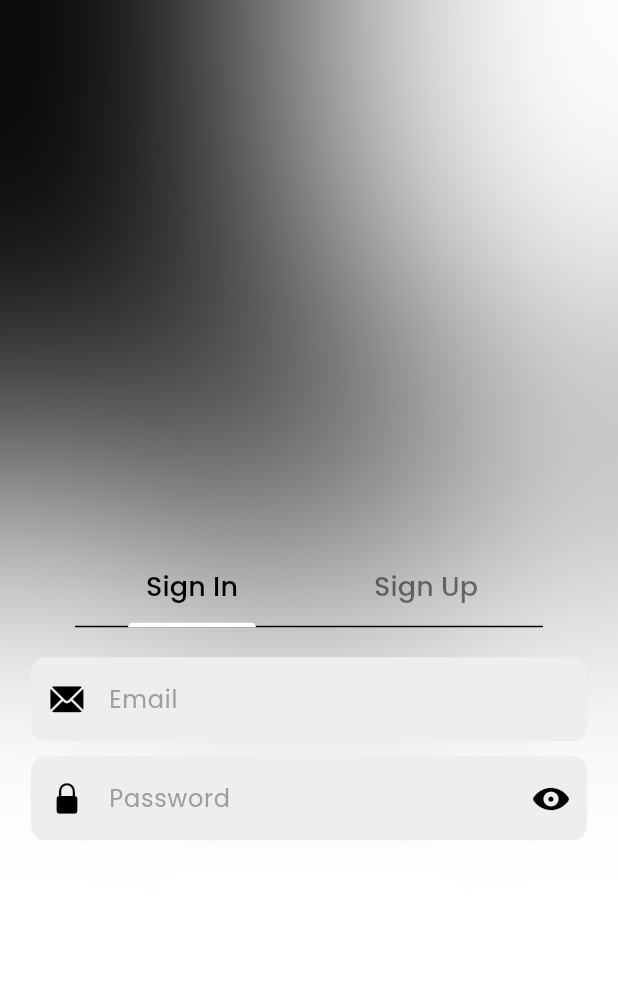
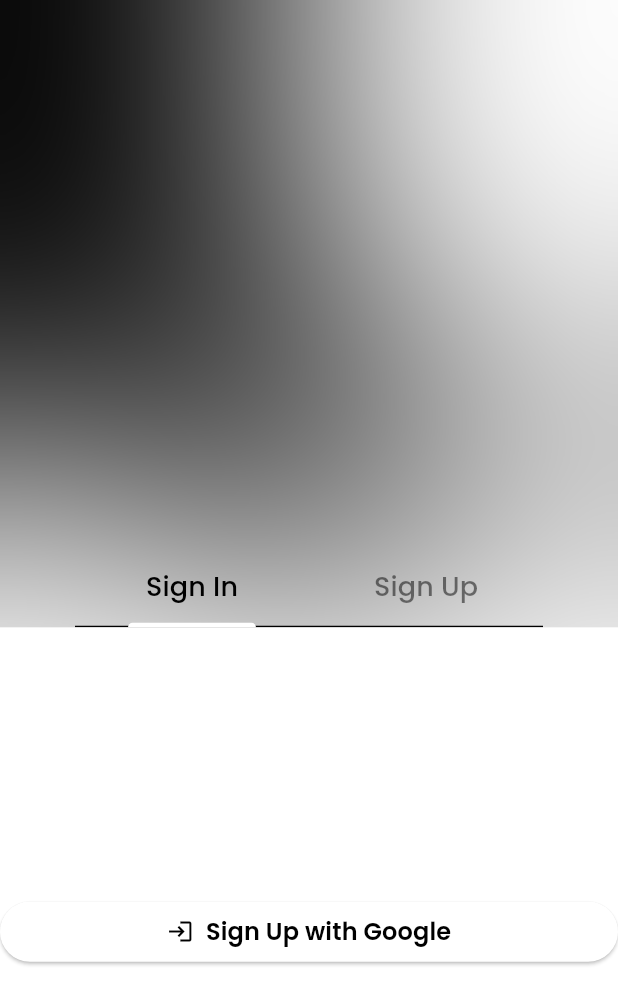
Before and after one commit to Pavel401/NomAI-App, a Flutter app: the WelcomeScreen screen opened directly, on a phone screen of 412 x 824 dp. Shown: the top 1005 px of the screen. Run offline on Flutter 3.47's test engine with Material 3 defaults, Android fonts, the phone set to English and light mode, and no system bars; our stand-ins replace bloc, cloud_firestore, equatable, firebase_auth, firebase_core, flutter_bloc and 6 more; accounts and stored records are empty; statements that could not run were skipped.

Commit message:
Refactor authentication flow to use UserModel and enhance Google Sign-In handling

```diff
--- a/lib/app/models/Auth/user_repo.dart
+++ b/lib/app/models/Auth/user_repo.dart
@@ -4,13 +4,13 @@ import 'package:turfit/app/models/Auth/user.dart';
 abstract class UserRepository {
   Stream<User?> get user;
 
-  Future<MyUser> signUp(MyUser myUser, String password);
+  Future<UserModel> signUp(UserModel myUser, String password);
 
-  Future<void> setUserData(MyUser user);
+  Future<void> setUserData(UserModel user);
 
   Future<void> signIn(String email, String password);
 
   Future<void> logOut();
 
-  Future<void> signInWithGoogle();
+  Future<UserModel> signInWithGoogle();
 }
--- a/lib/app/modules/Auth/blocs/authentication_bloc/authentication_event.dart
+++ b/lib/app/modules/Auth/blocs/authentication_bloc/authentication_event.dart
@@ -12,5 +12,3 @@ class AuthenticationUserChanged extends AuthenticationEvent {
 
   const AuthenticationUserChanged(this.user);
 }
-
-class GoogleSignInRequested extends AuthenticationEvent {}
--- a/lib/app/modules/Auth/blocs/sign_in_bloc/sign_in_event.dart
+++ b/lib/app/modules/Auth/blocs/sign_in_bloc/sign_in_event.dart
@@ -7,14 +7,19 @@ sealed class SignInEvent extends Equatable {
   List<Object> get props => [];
 }
 
-class SignInRequired extends SignInEvent{
-	final String email;
-	final String password;
+class SignInRequired extends SignInEvent {
+  final String email;
+  final String password;
 
-	const SignInRequired(this.email, this.password);
+  const SignInRequired(this.email, this.password);
 }
 
-class SignOutRequired extends SignInEvent{
+class SignOutRequired extends SignInEvent {
+  const SignOutRequired();
+}
 
-	const SignOutRequired();
+class GoogleSignInRequested extends SignInEvent {
+  final UserBasicInfo userBasicInfo;
+
+  const GoogleSignInRequested(this.userBasicInfo);
 }
--- a/lib/app/modules/Auth/blocs/sign_up_bloc/sign_up_bloc.dart
+++ b/lib/app/modules/Auth/blocs/sign_up_bloc/sign_up_bloc.dart
@@ -15,7 +15,8 @@ class SignUpBloc extends Bloc<SignUpEvent, SignUpState> {
     on<SignUpRequired>((event, emit) async {
       emit(SignUpProcess());
       try {
-        MyUser user = await _userRepository.signUp(event.user, event.password);
+        UserModel user =
+            await _userRepository.signUp(event.user, event.password);
         await _userRepository.setUserData(user);
         emit(SignUpSuccess());
       } catch (e) {
--- a/lib/app/modules/Auth/blocs/sign_up_bloc/sign_up_event.dart
+++ b/lib/app/modules/Auth/blocs/sign_up_bloc/sign_up_event.dart
@@ -8,7 +8,7 @@ sealed class SignUpEvent extends Equatable {
 }
 
 class SignUpRequired extends SignUpEvent {
-  final MyUser user;
+  final UserModel user;
   final String password;
 
   const SignUpRequired(this.user, this.password);
--- a/lib/app/modules/Auth/views/sign_in_screen.dart
+++ b/lib/app/modules/Auth/views/sign_in_screen.dart
@@ -1,11 +1,14 @@
 import 'package:flutter/cupertino.dart';
 import 'package:flutter/material.dart';
 import 'package:flutter_bloc/flutter_bloc.dart';
-import 'package:turfit/app/components/my_text_field.dart';
+import 'package:turfit/app/constants/colors.dart';
+import 'package:turfit/app/models/Auth/user.dart';
 import 'package:turfit/app/modules/Auth/blocs/sign_in_bloc/sign_in_bloc.dart';
+import 'package:turfit/app/modules/DashBoard/view/home_screen.dart';
 
 class SignInScreen extends StatefulWidget {
-  const SignInScreen({super.key});
+  final UserBasicInfo? user;
+  const SignInScreen({super.key, this.user});
 
   @override
   State<SignInScreen> createState() => _SignInScreenState();
@@ -25,9 +28,13 @@ class _SignInScreenState extends State<SignInScreen> {
     return BlocListener<SignInBloc, SignInState>(
       listener: (context, state) {
         if (state is SignInSuccess) {
+          print('Sign In Success');
           setState(() {
             signInRequired = false;
           });
+
+          Navigator.of(context).pushReplacement(
+              MaterialPageRoute(builder: (context) => HomeScreen()));
         } else if (state is SignInProcess) {
           setState(() {
             signInRequired = true;
@@ -39,99 +46,128 @@ class _SignInScreenState extends State<SignInScreen> {
           });
         }
       },
-      child: Form(
-          key: _formKey,
-          child: Column(
-            children: [
-              const SizedBox(height: 20),
-              SizedBox(
-                  width: MediaQuery.of(context).size.width * 0.9,
-                  child: MyTextField(
-                      controller: emailController,
-                      hintText: 'Email',
-                      obscureText: false,
-                      keyboardType: TextInputType.emailAddress,
-                      prefixIcon: const Icon(CupertinoIcons.mail_solid),
-                      errorMsg: _errorMsg,
-                      validator: (val) {
-                        if (val!.isEmpty) {
-                          return 'Please fill in this field';
-                        } else if (!RegExp(r'^[\w-\.]+@([\w-]+.)+[\w-]{2,4}$')
-                            .hasMatch(val)) {
-                          return 'Please enter a valid email';
-                        }
-                        return null;
-                      })),
-              const SizedBox(height: 10),
-              SizedBox(
-                width: MediaQuery.of(context).size.width * 0.9,
-                child: MyTextField(
-                  controller: passwordController,
-                  hintText: 'Password',
-                  obscureText: obscurePassword,
-                  keyboardType: TextInputType.visiblePassword,
-                  prefixIcon: const Icon(CupertinoIcons.lock_fill),
-                  errorMsg: _errorMsg,
-                  validator: (val) {
-                    if (val!.isEmpty) {
-                      return 'Please fill in this field';
-                    } else if (!RegExp(
-                            r'^(?=.*?[A-Z])(?=.*?[a-z])(?=.*?[0-9])(?=.*?[!@#\$&*~`)\%\-(_+=;:,.<>/?"[{\]}\|^]).{8,}$')
-                        .hasMatch(val)) {
-                      return 'Please enter a valid password';
-                    }
-                    return null;
+      child: Scaffold(
+        body: Form(
+            key: _formKey,
+            child: Column(
+              mainAxisAlignment: MainAxisAlignment.center,
+              children: [
+                // const SizedBox(height: 20),
+                // SizedBox(
+                //     width: MediaQuery.of(context).size.width * 0.9,
+                //     child: MyTextField(
+                //         controller: emailController,
+                //         hintText: 'Email',
+                //         obscureText: false,
+                //         keyboardType: TextInputType.emailAddress,
+                //         prefixIcon: const Icon(CupertinoIcons.mail_solid),
+                //         errorMsg: _errorMsg,
+                //         validator: (val) {
+                //           if (val!.isEmpty) {
+                //             return 'Please fill in this field';
+                //           } else if (!RegExp(r'^[\w-\.]+@([\w-]+.)+[\w-]{2,4}$')
+                //               .hasMatch(val)) {
+                //             return 'Please enter a valid email';
+                //           }
+                //           return null;
+                //         })),
+                // const SizedBox(height: 10),
+                // SizedBox(
+                //   width: MediaQuery.of(context).size.width * 0.9,
+                //   child: MyTextField(
+                //     controller: passwordController,
+                //     hintText: 'Password',
+                //     obscureText: obscurePassword,
+                //     keyboardType: TextInputType.visiblePassword,
+                //     prefixIcon: const Icon(CupertinoIcons.lock_fill),
+                //     errorMsg: _errorMsg,
+                //     validator: (val) {
+                //       if (val!.isEmpty) {
+                //         return 'Please fill in this field';
+                //       } else if (!RegExp(
+                //               r'^(?=.*?[A-Z])(?=.*?[a-z])(?=.*?[0-9])(?=.*?[!@#\$&*~`)\%\-(_+=;:,.<>/?"[{\]}\|^]).{8,}$')
+                //           .hasMatch(val)) {
+                //         return 'Please enter a valid password';
+                //       }
+                //       return null;
+                //     },
+                //     suffixIcon: IconButton(
+                //       onPressed: () {
+                //         setState(() {
+                //           obscurePassword = !obscurePassword;
+                //           if (obscurePassword) {
+                //             iconPassword = CupertinoIcons.eye_fill;
+                //           } else {
+                //             iconPassword = CupertinoIcons.eye_slash_fill;
+                //           }
+                //         });
+                //       },
+                //       icon: Icon(iconPassword),
+                //     ),
+                //   ),
+                // ),
+                // const SizedBox(height: 20),
+                // !signInRequired
+                //     ? SizedBox(
+                //         width: MediaQuery.of(context).size.width * 0.5,
+                //         child: TextButton(
+                //             onPressed: () {
+                //               if (_formKey.currentState!.validate()) {
+                //                 context.read<SignInBloc>().add(SignInRequired(
+                //                     emailController.text,
+                //                     passwordController.text));
+                //               }
+                //             },
+                //             style: TextButton.styleFrom(
+                //                 elevation: 3.0,
+                //                 backgroundColor:
+                //                     Theme.of(context).colorScheme.primary,
+                //                 foregroundColor: Colors.white,
+                //                 shape: RoundedRectangleBorder(
+                //                     borderRadius: BorderRadius.circular(60))),
+                //             child: const Padding(
+                //               padding: EdgeInsets.symmetric(
+                //                   horizontal: 25, vertical: 5),
+                //               child: Text(
+                //                 'Sign In',
+                //                 textAlign: TextAlign.center,
+                //                 style: TextStyle(
+                //                     color: Colors.white,
+                //                     fontSize: 16,
+                //                     fontWeight: FontWeight.w600),
+                //               ),
+                //             )),
+                //       )
+                //     : const CircularProgressIndicator(),
+                ElevatedButton(
+                  onPressed: () {
+                    context
+                        .read<SignInBloc>()
+                        .add(GoogleSignInRequested(widget.user!));
                   },
-                  suffixIcon: IconButton(
-                    onPressed: () {
-                      setState(() {
-                        obscurePassword = !obscurePassword;
-                        if (obscurePassword) {
-                          iconPassword = CupertinoIcons.eye_fill;
-                        } else {
-                          iconPassword = CupertinoIcons.eye_slash_fill;
-                        }
-                      });
-                    },
-                    icon: Icon(iconPassword),
+                  child: Row(
+                    mainAxisAlignment: MainAxisAlignment.center,
+                    children: [
+                      // Image.asset(
+                      //   'assets/google_logo.png', // Add your Google logo asset
+                      //   height: 24,
+                      // ),
+                      Icon(
+                        Icons.login,
+                        color: MealAIColors.blackText,
+                      ),
+                      SizedBox(width: 8),
+                      Text("Sign Up with Google",
+                          style: TextStyle(
+                              color: MealAIColors.blackText,
+                              fontSize: 16,
+                              fontWeight: FontWeight.w600)),
+                    ],
                   ),
                 ),
-              ),
-              const SizedBox(height: 20),
-              !signInRequired
-                  ? SizedBox(
-                      width: MediaQuery.of(context).size.width * 0.5,
-                      child: TextButton(
-                          onPressed: () {
-                            if (_formKey.currentState!.validate()) {
-                              context.read<SignInBloc>().add(SignInRequired(
-                                  emailController.text,
-                                  passwordController.text));
-                            }
-                          },
-                          style: TextButton.styleFrom(
-                              elevation: 3.0,
-                              backgroundColor:
-                                  Theme.of(context).colorScheme.primary,
-                              foregroundColor: Colors.white,
-                              shape: RoundedRectangleBorder(
-                                  borderRadius: BorderRadius.circular(60))),
-                          child: const Padding(
-                            padding: EdgeInsets.symmetric(
-                                horizontal: 25, vertical: 5),
-                            child: Text(
-                              'Sign In',
-                              textAlign: TextAlign.center,
-                              style: TextStyle(
-                                  color: Colors.white,
-                                  fontSize: 16,
-                                  fontWeight: FontWeight.w600),
-                            ),
-                          )),
-                    )
-                  : const CircularProgressIndicator(),
-            ],
-          )),
+              ],
+            )),
+      ),
     );
   }
 }
--- a/lib/app/modules/Auth/views/sign_up_screen.dart
+++ b/lib/app/modules/Auth/views/sign_up_screen.dart
@@ -228,7 +228,7 @@ class _SignUpScreenState extends State<SignUpScreen> {
                       child: TextButton(
                           onPressed: () {
                             if (_formKey.currentState!.validate()) {
-                              MyUser myUser = MyUser.empty();
+                              UserModel myUser = UserModel.empty();
                               myUser = myUser.copyWith(
                                 email: emailController.text,
                                 name: nameController.text,
```
Also changed, not shown: lib/app/modules/Auth/blocs/authentication_bloc/authentication_bloc.dart (+0 -24 lines), lib/app/modules/Auth/blocs/authentication_bloc/authentication_state.dart (+12 -14 lines), lib/app/modules/Auth/blocs/sign_in_bloc/sign_in_bloc.dart (+30 -0 lines).
